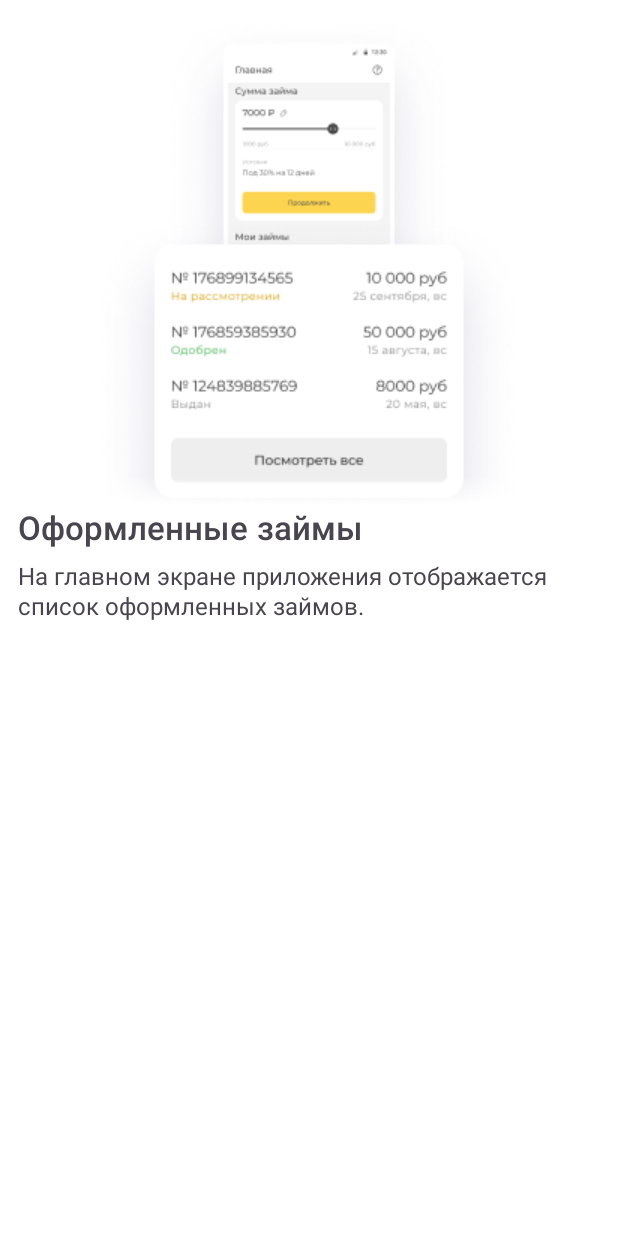
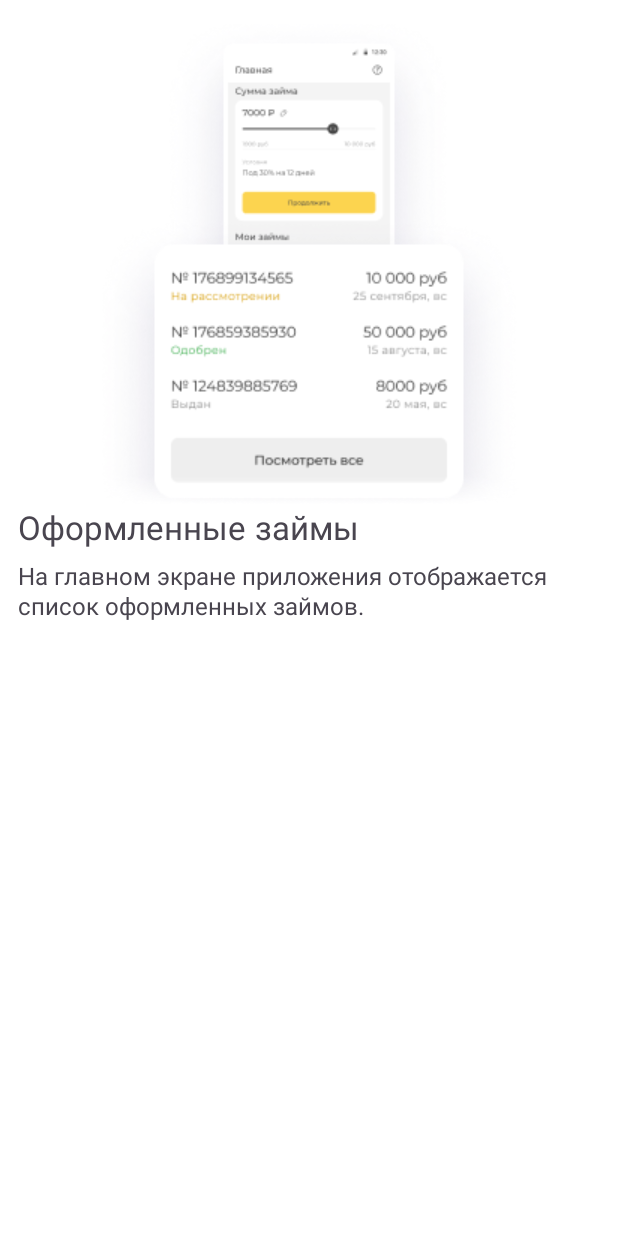
Before and after one commit to EugeneGridnev/Loans, an Android app: the fragment OnBoardingThirdStepFragment placed in its activity, on a phone screen of 412 x 824 dp. Run offline under Robolectric (Android 15) with nearby library versions, the light colour scheme and no system bars.

Commit message:
onboarding font attr fix

```diff
--- a/app/src/main/res/layout/fragment_onboarding_third_step.xml
+++ b/app/src/main/res/layout/fragment_onboarding_third_step.xml
@@ -1,35 +1,37 @@
 <?xml version="1.0" encoding="utf-8"?>
 <LinearLayout xmlns:android="http://schemas.android.com/apk/res/android"
+    xmlns:app="http://schemas.android.com/apk/res-auto"
+    xmlns:tools="http://schemas.android.com/tools"
     android:layout_width="match_parent"
     android:layout_height="wrap_content"
-    xmlns:tools="http://schemas.android.com/tools"
     android:layout_marginTop="16dp"
+    android:background="@color/white"
     android:orientation="vertical"
-    android:background="@color/white"
     tools:context=".ui.fragments.onboarding.OnBoardingThirdStepFragment">
 
     <ImageView
         android:layout_width="match_parent"
         android:layout_height="320dp"
-        android:src="@drawable/onboarding_picture_3"/>
+        android:src="@drawable/onboarding_picture_3" />
 
     <TextView
         android:layout_width="wrap_content"
         android:layout_height="wrap_content"
+        android:layout_marginHorizontal="12dp"
+        android:layout_marginVertical="2dp"
         android:text="Оформленные займы"
-        android:layout_marginVertical="2dp"
-        android:layout_marginHorizontal="12dp"
         android:textSize="22sp"
-        android:textFontWeight="600"
-        android:lineHeight="28sp"/>
+        app:lineHeight="28sp"
+        app:textFontWeight="600" />
+
     <TextView
         android:layout_width="match_parent"
         android:layout_height="wrap_content"
+        android:layout_marginHorizontal="12dp"
+        android:layout_marginVertical="2dp"
         android:text="На главном экране приложения отображается список оформленных займов."
-        android:layout_marginVertical="2dp"
-        android:layout_marginHorizontal="12dp"
         android:textSize="16sp"
-        android:textFontWeight="400"
-        android:lineHeight="20sp"/>
+        app:lineHeight="20sp"
+        app:textFontWeight="400" />
 
 </LinearLayout>
```
Also changed, not shown: app/src/main/res/layout/fragment_onboarding_first_step.xml (+10 -9 lines), app/src/main/res/layout/fragment_onboarding_second_step.xml (+10 -9 lines).
